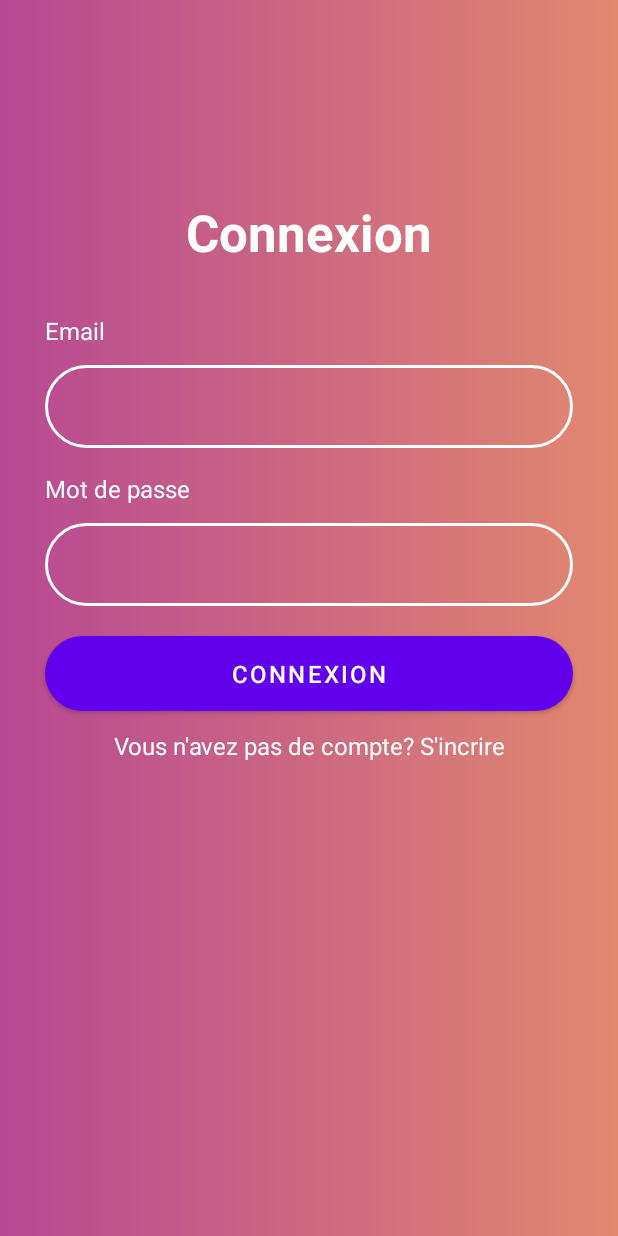
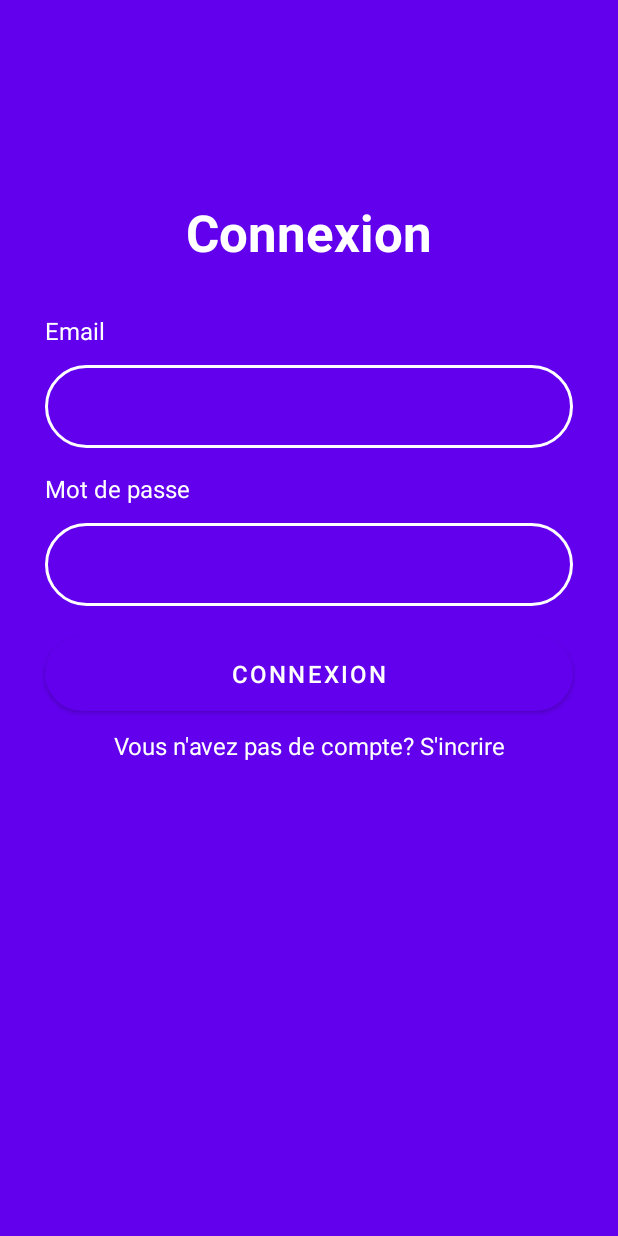
Before and after one commit to andrianoavy/m1p10android-vonjy-abraham-mobile, an Android app: the screen it shows after launch (LoginActivity), on a phone screen of 412 x 824 dp. Run offline under Robolectric (Android 15) with nearby library versions, the phone set to English and light mode, and no system bars; our stand-ins replace Volley.

Commit message:
correction couleur

```diff
--- a/app/build.gradle
+++ b/app/build.gradle
@@ -20,8 +20,8 @@ android {
 
     buildTypes {
         debug {
-            buildConfigField 'String', "ApiUrl", '"https://cc5e-41-77-20-8.ngrok-free.app/api"'
-            buildConfigField 'String', "ApiAuthority", '"cc5e-41-77-20-8.ngrok-free.app/api"'
+            buildConfigField 'String', "ApiUrl", '"https://3fe7-154-126-56-74.ngrok-free.app/api"'
+            buildConfigField 'String', "ApiAuthority", '"3fe7-154-126-56-74.ngrok-free.app/api"'
             buildConfigField 'String', "Scheme", '"https"'
             manifestPlaceholders = [usesCleartextTraffic:"true"]
         }
--- a/app/src/main/java/mg/itu/m1p10android/FirebaseMessagingService.java
+++ b/app/src/main/java/mg/itu/m1p10android/FirebaseMessagingService.java
@@ -35,8 +35,6 @@ public class FirebaseMessagingService extends com.google.firebase.messaging.Fire
         super.onMessageReceived(remoteMessage);
 
         String message = remoteMessage.getNotification().getBody();
-        Log.e("FirebaseMessage","Vous venez de recevoir une notification :"+message);
-        Log.d("FirebaseMessage","Vous venez de recevoir une notification :"+message);
 
         // Action sur la notification
         //        Intent intent = new Intent(Intent.ACTION_VIEW, Uri.parse("https://www.youtube.com/watch?v=6Xnz2fwf9Yk"));
--- a/app/src/main/java/mg/itu/m1p10android/MainActivity.java
+++ b/app/src/main/java/mg/itu/m1p10android/MainActivity.java
@@ -1,5 +1,6 @@
 package mg.itu.m1p10android;
 
+import android.content.Context;
 import android.content.pm.PackageManager;
 import android.os.Bundle;
 import android.os.Handler;
@@ -14,10 +15,12 @@ import com.google.firebase.messaging.FirebaseMessaging;
 
 import androidx.annotation.NonNull;
 import androidx.fragment.app.Fragment;
+import androidx.fragment.app.FragmentManager;
 import androidx.fragment.app.FragmentTransaction;
 import androidx.core.app.ActivityCompat;
 import androidx.core.content.ContextCompat;
 import androidx.navigation.NavController;
+import androidx.navigation.NavOptions;
 import androidx.navigation.Navigation;
 import androidx.navigation.ui.AppBarConfiguration;
 import androidx.navigation.ui.NavigationUI;
@@ -78,7 +81,6 @@ public class MainActivity extends AppCompatActivity {
         NotificationScheduler.scheduleNotification(this);
 
 
-
     }
 
 
@@ -95,4 +97,5 @@ public class MainActivity extends AppCompatActivity {
         return NavigationUI.navigateUp(navController, mAppBarConfiguration)
                 || super.onSupportNavigateUp();
     }
+
 }
--- a/app/src/main/java/mg/itu/m1p10android/NotificationBroadcastReceiver.java
+++ b/app/src/main/java/mg/itu/m1p10android/NotificationBroadcastReceiver.java
@@ -11,7 +11,7 @@ public class NotificationBroadcastReceiver extends BroadcastReceiver {
     @Override
     public void onReceive(@NonNull Context context, Intent intent) {
         String title = "Madagascar tourisme";
-        String message = "Voir les sites touristiques près de vous";
+        String message = "VVous trouverez les sites touristiques proches de chez vous.";
         long durationInMillis = 180000; // Durée en millisecondes (1 minute dans cet exemple).
 
         LocalNotificationManager notificationManager = new LocalNotificationManager(context);
--- a/app/src/main/res/drawable/bg_btn_login.xml
+++ b/app/src/main/res/drawable/bg_btn_login.xml
@@ -1,6 +1,6 @@
 <?xml version="1.0" encoding="utf-8"?>
 <shape xmlns:android="http://schemas.android.com/apk/res/android">
-    <gradient android:startColor="#B74893" android:endColor="#E2886F">
+    <gradient android:startColor="#C161A2" android:endColor="#D178B4">
     </gradient>
     <corners android:radius="30dp"></corners>
 </shape>
--- a/app/src/main/res/layout/activity_inscription.xml
+++ b/app/src/main/res/layout/activity_inscription.xml
@@ -4,7 +4,7 @@
     xmlns:tools="http://schemas.android.com/tools"
     android:layout_width="match_parent"
     android:layout_height="match_parent"
-    android:background="@drawable/bg_page"
+    android:background="?attr/colorPrimary"
     tools:context=".LoginActivity">
 
 
--- a/app/src/main/res/layout/activity_login.xml
+++ b/app/src/main/res/layout/activity_login.xml
@@ -4,7 +4,7 @@
     xmlns:tools="http://schemas.android.com/tools"
     android:layout_width="match_parent"
     android:layout_height="match_parent"
-    android:background="@drawable/bg_page"
+    android:background="?attr/colorPrimary"
     tools:context=".LoginActivity">
 
     <TextView
@@ -13,7 +13,6 @@
         android:layout_height="120dp"
         android:fontFamily="cursive"
         android:paddingVertical="35dp"
-        android:text=""
         android:textAlignment="center"
         android:textSize="20sp"
         tools:ignore="MissingConstraints"
@@ -28,6 +27,7 @@
         android:layout_marginTop="12dp"
         android:fontFamily="sans-serif"
         android:text="Connexion"
+        android:background="?attr/colorPrimary"
         android:textAlignment="center"
         android:textColor="@color/white"
         android:textSize="34sp"
@@ -105,8 +105,8 @@
         android:layout_marginVertical="20dp"
         android:height="50dp"
         android:background="@drawable/bg_btn_login"
+        android:textColor="@color/white"
         android:text="Connexion"
-        android:textColor="@color/white"
         android:textSize="16sp"
         app:layout_constraintTop_toBottomOf="@+id/champ_pwd"
         tools:ignore="MissingConstraints"
--- a/app/src/main/res/layout/fragment_article_list.xml
+++ b/app/src/main/res/layout/fragment_article_list.xml
@@ -16,4 +16,6 @@
         tools:context=".ui.articles.ArticleFragment"
         tools:listitem="@layout/fragment_article" />
 
+
+
 </androidx.swiperefreshlayout.widget.SwipeRefreshLayout>
--- a/app/src/main/res/layout/nav_header_main.xml
+++ b/app/src/main/res/layout/nav_header_main.xml
@@ -3,7 +3,7 @@
     xmlns:app="http://schemas.android.com/apk/res-auto"
     android:layout_width="match_parent"
     android:layout_height="@dimen/nav_header_height"
-    android:background="@drawable/bg_page"
+    android:background="?attr/colorPrimary"
     android:gravity="bottom"
     android:orientation="vertical"
     android:paddingLeft="@dimen/activity_horizontal_margin"
```
